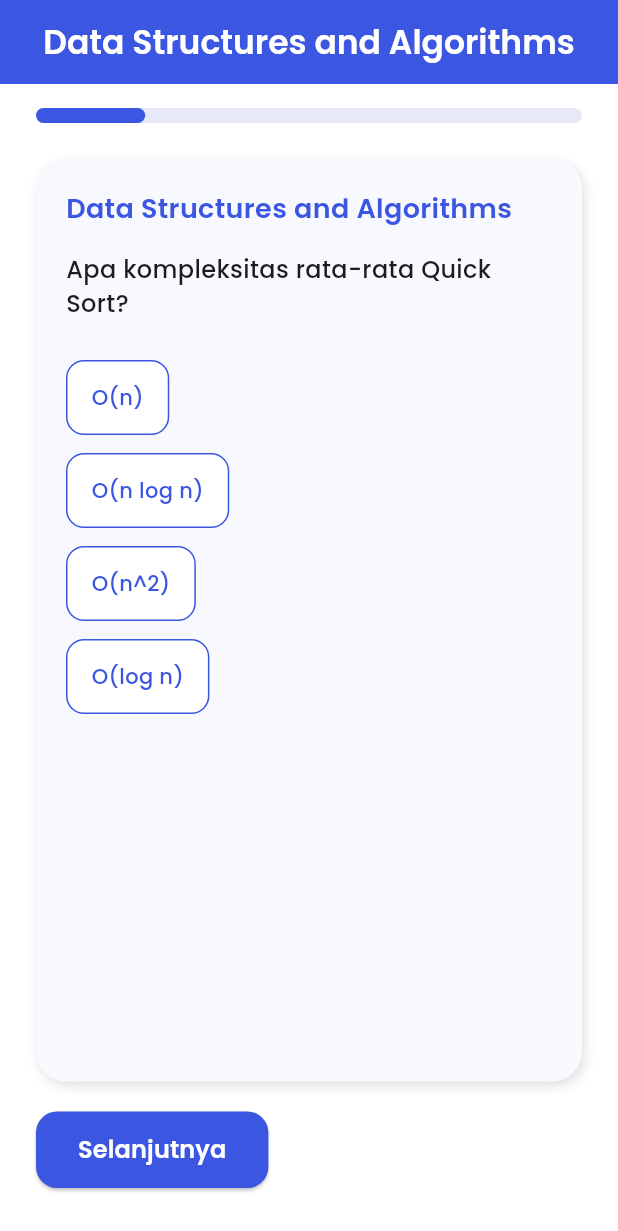
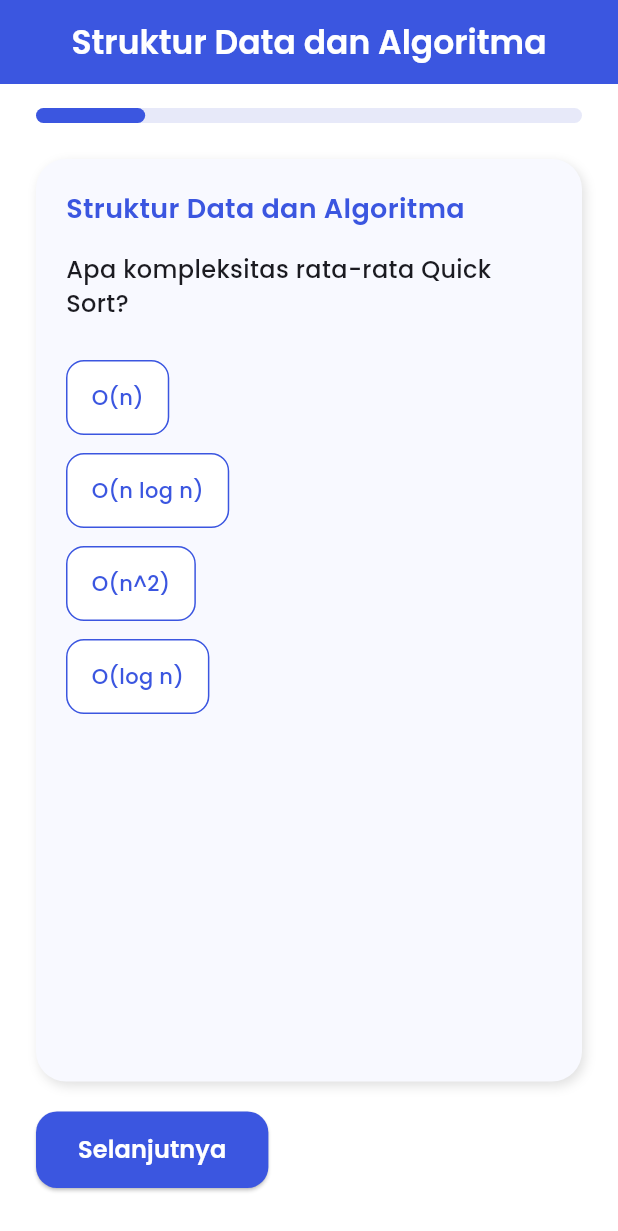
Before and after one commit to ALPHARESZ/QuizQu, a Flutter app: the HomeScreen screen opened by its route, after a tap on "Struktur Data dan Algoritma", on a phone screen of 412 x 824 dp. Shown: the top 1231 px of the screen. Run offline on Flutter 3.47's test engine with Material 3 defaults, Android fonts, the phone set to English and light mode, and no system bars; our stand-ins replace go_router.

Commit message:
fix : fix the ui

```diff
--- a/lib/models/question.dart
+++ b/lib/models/question.dart
@@ -4,13 +4,13 @@ extension QuizCategoryExtension on QuizCategory {
   String get title {
     switch (this) {
       case QuizCategory.dsa:
-        return 'Data Structures and Algorithms';
+        return 'Struktur Data dan Algoritma';
       case QuizCategory.hci:
-        return 'Human-Computer Interaction';
+        return 'Human Computer Interaction';
       case QuizCategory.db:
-        return 'Database Systems';
+        return 'Basis Data';
       case QuizCategory.mp:
-        return 'Mobile Programming';
+        return 'Pemrograman Mobile';
     }
   }
 }
--- a/lib/providers/quiz_provider.dart
+++ b/lib/providers/quiz_provider.dart
@@ -78,6 +78,6 @@ class QuizProvider extends ChangeNotifier {
         score++;
       }
     }
-    return score;
+    return score * 20;
   }
 }
--- a/lib/screens/home_screen.dart
+++ b/lib/screens/home_screen.dart
@@ -20,43 +20,46 @@ class HomeScreen extends StatelessWidget {
     double fontScale(double mobile, double tablet) =>
         isTablet ? tablet : mobile;
 
+    final double topContainerHeight = size.height * 0.35;
+    final double overlapOffset = size.height * 0.08;
+    final double bottomContainerMinHeight = size.height - topContainerHeight + overlapOffset;
+
     final List<Map<String, String>> categories = [
       {
         'title': 'Struktur Data dan Algoritma',
         'questions': '10 Pertanyaan',
-        'time': '60 Menit',
+        'time': '20 Menit',
         'image': 'assets/images/DSA.png',
       },
       {
         'title': 'Human Computer Interaction',
         'questions': '10 Pertanyaan',
-        'time': '60 Menit',
+        'time': '20 Menit',
         'image': 'assets/images/HCI.png',
       },
       {
         'title': 'Pemrograman Mobile',
         'questions': '10 Pertanyaan',
-        'time': '60 Menit',
+        'time': '20 Menit',
         'image': 'assets/images/MP.png',
       },
       {
         'title': 'Basis Data',
         'questions': '10 Pertanyaan',
-        'time': '60 Menit',
+        'time': '20 Menit',
         'image': 'assets/images/DB.png',
       },
     ];
 
-    return SafeArea(
-      child: Scaffold(
+    return Scaffold(
       backgroundColor: const Color(0xFFD9D9D9),
-        body: SingleChildScrollView(
+      body: SafeArea(
+        child: SingleChildScrollView(
           child: Column(
             children: [
-              // Header
               Container(
                 width: double.infinity,
-                height: size.height * 0.25,
+                height: topContainerHeight,
                 decoration: BoxDecoration(
                   color: primaryColor,
                 ),
@@ -75,13 +78,17 @@ class HomeScreen extends StatelessWidget {
                         fit: BoxFit.contain,
                       ),
                       SizedBox(width: size.width * 0.04),
-                      Text(
-                        'Halo, $username',
+                      Expanded(
+                        child: Text(
+                          username,
                           style: TextStyle(
                             fontFamily: 'Poppins',
                             fontSize: fontScale(36, 46),
                             fontWeight: FontWeight.w600,
                             color: Colors.black,
+                          ),
+                          overflow: TextOverflow.ellipsis,
+                          maxLines: 1,
                         ),
                       ),
                     ],
@@ -89,12 +96,29 @@ class HomeScreen extends StatelessWidget {
                 ),
               ),
 
-              SizedBox(height: size.height * 0.05),
-
-              // Daftar kategori
-              Padding(
-                padding: EdgeInsets.symmetric(horizontal: size.width * 0.06),
+              Transform.translate(
+                offset: Offset(0, -overlapOffset),
+                child: Container(
+                  width: double.infinity,
+                  constraints: BoxConstraints(
+                    minHeight: bottomContainerMinHeight,
+                  ),
+                  padding: EdgeInsets.only(
+                    top: size.height * 0.05 + overlapOffset,
+                    bottom: size.height * 0.05,
+                    left: isTablet ? size.width * 0.1 : size.width * 0.06,
+                    right: isTablet ? size.width * 0.1 : size.width * 0.06,
+                  ),
+                  decoration: const BoxDecoration(
+                    color: Colors.white,
+                    borderRadius: BorderRadius.only(
+                      topLeft: Radius.circular(60),
+                      topRight: Radius.circular(60),
+                    ),
+                  ),
                   child: Column(
+                    children: [
+                      Column(
                         children: List.generate(categories.length, (index) {
                           final item = categories[index];
                           QuizCategory category;
@@ -116,23 +140,28 @@ class HomeScreen extends StatelessWidget {
                           }
 
                           return Padding(
-                      padding: EdgeInsets.only(bottom: size.height * 0.03),
+                            padding: EdgeInsets.only(
+                              bottom: isTablet ? size.height * 0.04 : size.height * 0.03,
+                            ),
                             child: CategoryCard(
                               title: item['title']!,
                               questionCount: item['questions']!,
                               duration: item['time']!,
                               imagePath: item['image']!,
-                        isSelected: false, // Tidak perlu selected state
+                              isSelected: false,
                               primaryColor: primaryColor,
                               isTablet: isTablet,
                               onTap: () {
                                 final provider = Provider.of<QuizProvider>(context, listen: false);
-                          provider.loadCategory(category); // Load kategori yang sesuai
+                                provider.loadCategory(category);
                                 context.go('/quiz');
                               },
                             ),
                           );
                         }),
+                      ),
+                    ],
+                  ),
                 ),
               ),
             ],
--- a/lib/screens/input_username_screen.dart
+++ b/lib/screens/input_username_screen.dart
@@ -20,9 +20,7 @@ class _InputUsernameScreenState extends State<InputUsernameScreen> {
         isTablet ? tablet : mobile;
 
     final double topContainerHeight = size.height * 0.35;
-
     final double overlapOffset = size.height * 0.08;
-
     final double bottomContainerMinHeight = size.height - topContainerHeight + overlapOffset;
 
     return SafeArea(
--- a/lib/screens/result_screen.dart
+++ b/lib/screens/result_screen.dart
@@ -55,9 +55,9 @@ class ResultScreen extends StatelessWidget {
                 ),
                 const SizedBox(height: 30),
                 const Text(
-                  "Skor Kamu",
+                  "Tetap Semangat\nTeruslah Belajar!",
                   style: TextStyle(
-                    color: Colors.black54,
+                    color: Colors.black,
                     fontSize: 18,
                     fontWeight: FontWeight.w500,
                   ),
@@ -69,13 +69,13 @@ class ResultScreen extends StatelessWidget {
                     backgroundColor: const Color(0xFF3B56E0),
                     padding: const EdgeInsets.symmetric(horizontal: 40, vertical: 18),
                     shape: RoundedRectangleBorder(
-                      borderRadius: BorderRadius.circular(16),
+                      borderRadius: BorderRadius.circular(50),
                     ),
                   ),
                   child: const Text(
                     "Kembali ke Awal",
                     style: TextStyle(
-                      color: Colors.black54,
+                      color: Colors.white,
                       fontSize: 16,
                       fontWeight: FontWeight.w600),
                   ),
```
Lines whose indentation alone changed are shown as unchanged.
